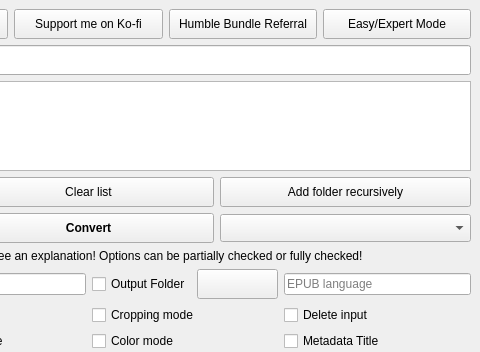
This is gui/KCC.ui in tahouse/kcc as Qt 5 draws it before an edit; both pictures show x 303 to 783 and y 0 to 352 of the 783 by 793 pixel window. The edited form follows.
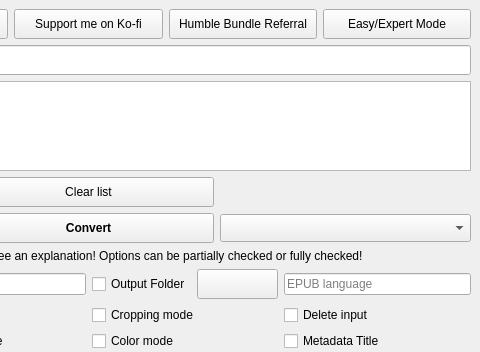
This is the edited form. Icons and pictures are not drawn.

Commit message: refactor: remove redundant folder input button

Diff of the .ui file:
```diff
--- a/gui/KCC.ui
+++ b/gui/KCC.ui
@@ -262,26 +262,6 @@
        <property name="bottomMargin">
         <number>0</number>
        </property>
-       <item row="0" column="4">
-        <widget class="QPushButton" name="directoryButton">
-         <property name="sizePolicy">
-          <sizepolicy hsizetype="Minimum" vsizetype="Minimum">
-           <horstretch>0</horstretch>
-           <verstretch>0</verstretch>
-          </sizepolicy>
-         </property>
-         <property name="toolTip">
-          <string>Recursively add selected file types from one or more folders.</string>
-         </property>
-         <property name="text">
-          <string>Add folder recursively</string>
-         </property>
-         <property name="icon">
-          <iconset resource="KCC.qrc">
-           <normaloff>:/Other/icons/folder_new.png</normaloff>:/Other/icons/folder_new.png</iconset>
-         </property>
-        </widget>
-       </item>
        <item row="1" column="4">
         <widget class="QComboBox" name="formatBox">
          <property name="minimumSize">
```
Left out of the diff: 1 changed line with no effect on the pictures. The commit also changes 2 other files.
